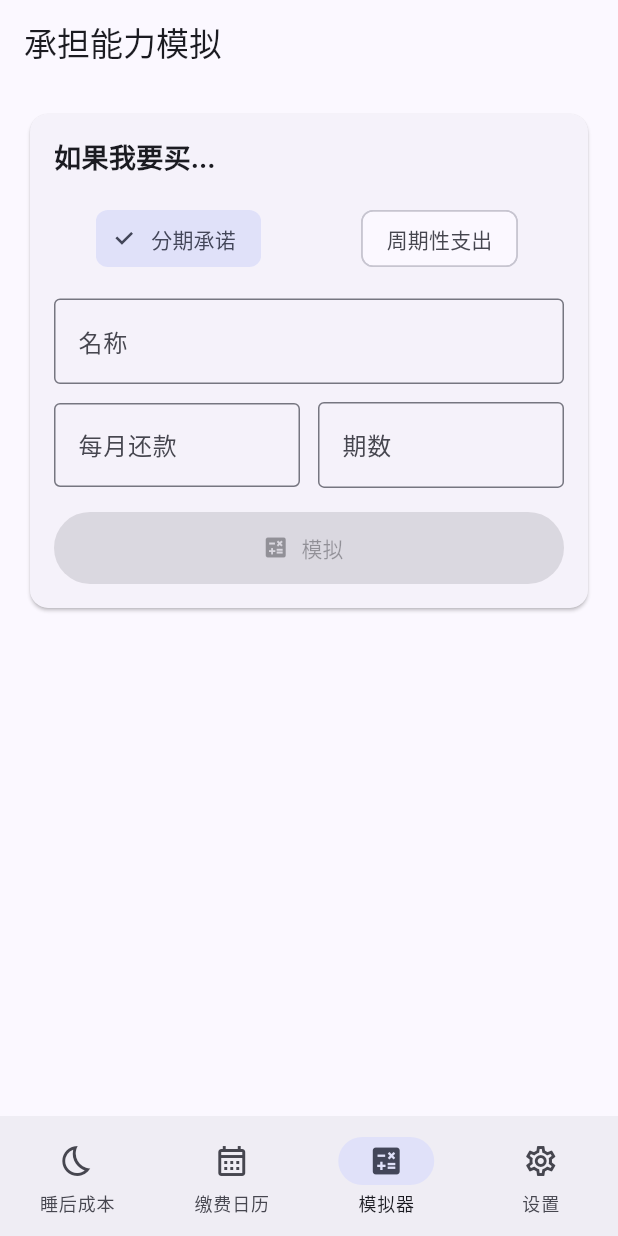
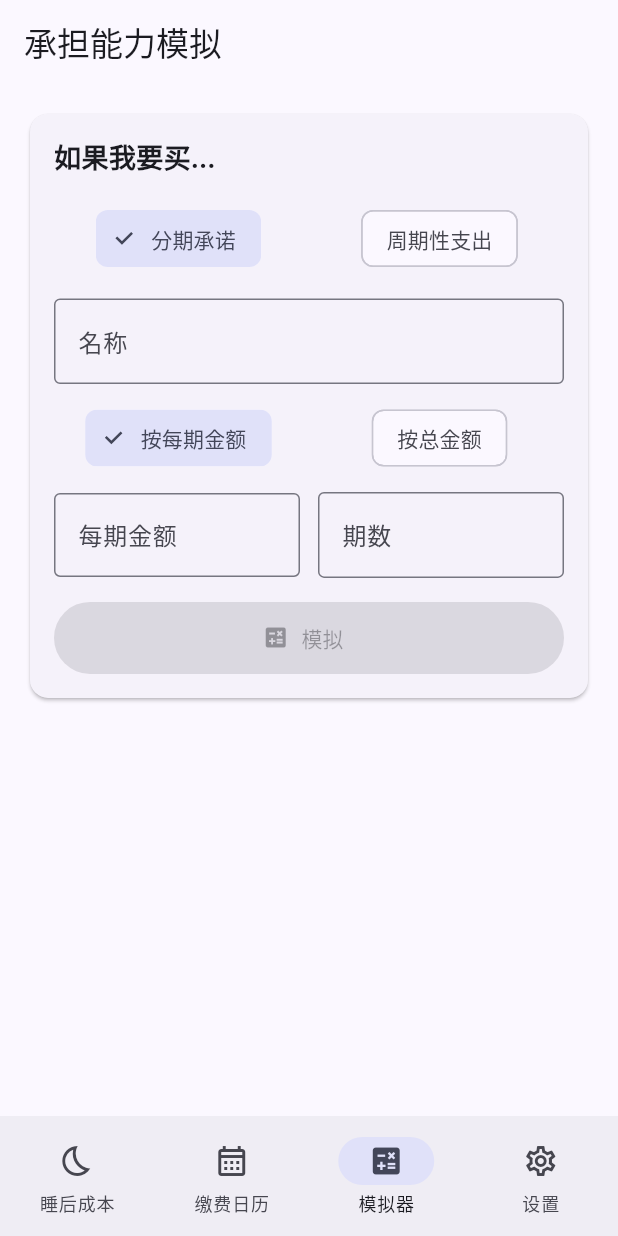
Before and after one commit to imK3/LifeCostTracker, a Flutter app: the screen it shows after launch, item 3 of the bottom bar chosen, on a phone screen of 412 x 824 dp. Run offline on Flutter 3.47's test engine with Material 3 defaults, Android fonts, the phone set to English and light mode, and no system bars; our stand-ins replace fl_chart, hive, hive_flutter; accounts and stored records are empty.

Commit message:
fix: 修复模拟器三个 bug — 分期按钮失效、缺总金额输入、周期性支出无效
1. 分期模拟按钮点不了：simulate() guard 检查 totalCost 但分期流程从未设置它
2. 分期只支持按每期金额输入，新增按总金额+期数的方式
3. 周期性支出 dailyImpact 返回 0 导致模拟结果无意义，且只能输入月付
   现在支持月/季/年周期选择，自动换算月均

Co-Authored-By: Claude Opus 4.6 (1M context) <noreply@anthropic.com>

```diff
--- a/life_cost_tracker/lib/presentation/views/affordability_simulator_view.dart
+++ b/life_cost_tracker/lib/presentation/views/affordability_simulator_view.dart
@@ -7,6 +7,7 @@ import 'package:provider/provider.dart';
 import '../viewmodels/affordability_simulator_view_model.dart';
 import '../viewmodels/settings_view_model.dart';
 import '../viewmodels/sleep_cost_dashboard_view_model.dart';
+import '../../domain/entities/billing_cycle.dart';
 import '../../domain/entities/cost_category.dart';
 import 'add_cost_item_sheet.dart' show CategoryPickerContent;
 
@@ -101,13 +102,83 @@ class _AffordabilitySimulatorViewState
                           const SizedBox(height: 12),
 
                           if (vm.isInstallment) ...[
-                            // 分期：每月还款 + 期数
+                            // 分期输入模式切换
+                            Row(
+                              children: [
+                                Expanded(
+                                  child: ChoiceChip(
+                                    label: const Text('按每期金额'),
+                                    selected: !vm.installmentByTotal,
+                                    onSelected: (_) =>
+                                        vm.setInstallmentByTotal(false),
+                                  ),
+                                ),
+                                const SizedBox(width: 8),
+                                Expanded(
+                                  child: ChoiceChip(
+                                    label: const Text('按总金额'),
+                                    selected: vm.installmentByTotal,
+                                    onSelected: (_) =>
+                                        vm.setInstallmentByTotal(true),
+                                  ),
+                                ),
+                              ],
+                            ),
+                            const SizedBox(height: 12),
+
+                            if (vm.installmentByTotal) ...[
+                              // 总金额 + 期数
                               Row(
                                 children: [
                                   Expanded(
                                     child: TextField(
                                       decoration: const InputDecoration(
-                                      labelText: '每月还款',
+                                        labelText: '总金额',
+                                        border: OutlineInputBorder(),
+                                        prefixText: '¥ ',
+                                      ),
+                                      keyboardType: const TextInputType
+                                          .numberWithOptions(decimal: true),
+                                      onChanged: (v) => vm.setTotalCost(
+                                          double.tryParse(v.replaceAll(
+                                                  ',', '.')) ??
+                                              0),
+                                    ),
+                                  ),
+                                  const SizedBox(width: 12),
+                                  Expanded(
+                                    child: TextField(
+                                      decoration: const InputDecoration(
+                                        labelText: '期数',
+                                        border: OutlineInputBorder(),
+                                        suffixText: '期',
+                                      ),
+                                      keyboardType: TextInputType.number,
+                                      onChanged: (v) =>
+                                          vm.setInstallmentPeriods(
+                                              int.tryParse(v) ?? 12),
+                                    ),
+                                  ),
+                                ],
+                              ),
+                              if (vm.totalCost > 0 &&
+                                  vm.installmentPeriods > 0) ...[
+                                const SizedBox(height: 8),
+                                Text(
+                                  '每期 ${settings.currency}${vm.monthlyPayment.toStringAsFixed(2)}',
+                                  style: TextStyle(
+                                      fontSize: 13,
+                                      color: theme.colorScheme.outline),
+                                ),
+                              ],
+                            ] else ...[
+                              // 每期金额 + 期数
+                              Row(
+                                children: [
+                                  Expanded(
+                                    child: TextField(
+                                      decoration: const InputDecoration(
+                                        labelText: '每期金额',
                                         border: OutlineInputBorder(),
                                         prefixText: '¥ ',
                                       ),
@@ -127,8 +198,7 @@ class _AffordabilitySimulatorViewState
                                         border: OutlineInputBorder(),
                                         suffixText: '期',
                                       ),
-                                    keyboardType: const TextInputType
-                                        .numberWithOptions(decimal: true),
+                                      keyboardType: TextInputType.number,
                                       onChanged: (v) =>
                                           vm.setInstallmentPeriods(
                                               int.tryParse(v) ?? 12),
@@ -140,20 +210,43 @@ class _AffordabilitySimulatorViewState
                                   vm.installmentPeriods > 0) ...[
                                 const SizedBox(height: 8),
                                 Text(
-                                '总价 ${settings.currency}${(vm.monthlyPayment * vm.installmentPeriods).toStringAsFixed(0)}',
+                                  '总价 ${settings.currency}${vm.totalCost.toStringAsFixed(0)}',
                                   style: TextStyle(
                                       fontSize: 13,
                                       color: theme.colorScheme.outline),
                                 ),
                               ],
+                            ],
                           ] else ...[
-                            // 周期性：每月金额
+                            // 周期性：周期选择 + 金额
+                            Wrap(
+                              spacing: 8,
+                              children: [
+                                for (final cycle in [
+                                  BillingCycle.monthly,
+                                  BillingCycle.quarterly,
+                                  BillingCycle.yearly,
+                                ])
+                                  ChoiceChip(
+                                    label: Text(cycle.displayName),
+                                    selected: vm.recurringCycle == cycle,
+                                    onSelected: (_) =>
+                                        vm.setRecurringCycle(cycle),
+                                  ),
+                              ],
+                            ),
+                            const SizedBox(height: 12),
+
                             TextField(
-                              decoration: const InputDecoration(
-                                labelText: '每月金额',
-                                border: OutlineInputBorder(),
+                              decoration: InputDecoration(
+                                labelText: '${vm.recurringCycle.displayName}金额',
+                                border: const OutlineInputBorder(),
                                 prefixText: '¥ ',
-                                hintText: '例如：月租500',
+                                hintText: vm.recurringCycle == BillingCycle.monthly
+                                    ? '例如：月租500'
+                                    : vm.recurringCycle == BillingCycle.quarterly
+                                        ? '例如：季付1500'
+                                        : '例如：年费6000',
                               ),
                               keyboardType: const TextInputType
                                   .numberWithOptions(decimal: true),
@@ -161,10 +254,19 @@ class _AffordabilitySimulatorViewState
                                 final val = double.tryParse(
                                         v.replaceAll(',', '.')) ??
                                     0;
-                                vm.setMonthlyPayment(val);
-                                vm.setTotalCost(val * 12);
+                                vm.setRecurringAmount(val);
                               },
                             ),
+                            if (vm.recurringAmount > 0 &&
+                                vm.recurringCycle != BillingCycle.monthly) ...[
+                              const SizedBox(height: 8),
+                              Text(
+                                '≈ ${settings.currency}${vm.monthlyPayment.toStringAsFixed(2)}/月',
+                                style: TextStyle(
+                                    fontSize: 13,
+                                    color: theme.colorScheme.outline),
+                              ),
+                            ],
                             const SizedBox(height: 12),
 
                             // 分类选择
```
Also changed, not shown: life_cost_tracker/lib/domain/entities/affordability_item.dart (+17 -4 lines), life_cost_tracker/lib/domain/usecases/simulate_affordability_usecase.dart (+7 -4 lines), life_cost_tracker/lib/presentation/viewmodels/affordability_simulator_view_model.dart (+83 -22 lines). Lines whose indentation alone changed are shown as unchanged.
